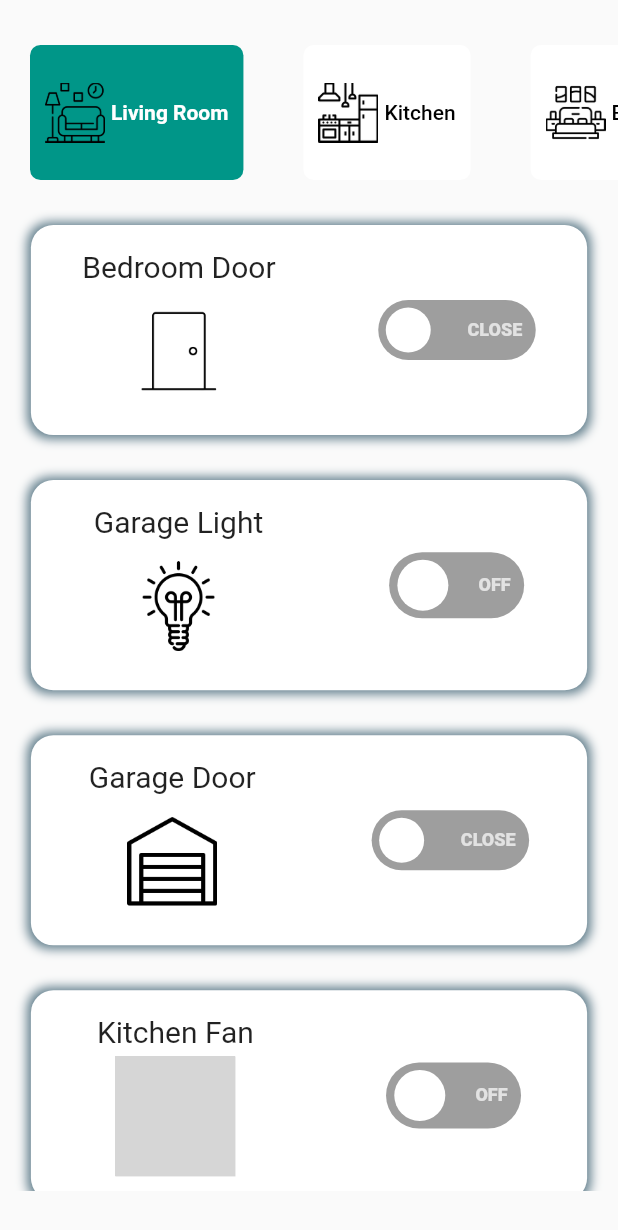
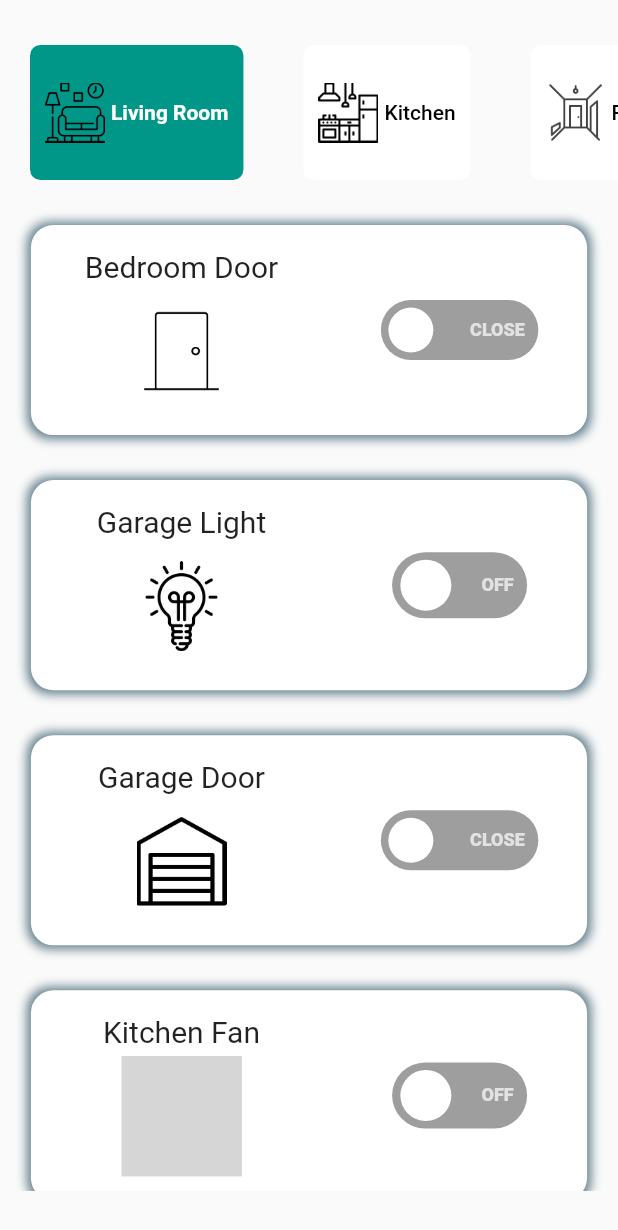
Before and after one commit to HB-Leang/IoT-Smart-Home-Control, a Flutter app: the RoomScreen screen opened directly, on a phone screen of 412 x 824 dp. Shown: the top 1230 px of the screen. Run offline on Flutter 3.47's test engine with Material 3 defaults, Android fonts, the phone set to English and light mode, and no system bars; drawn by our look-alikes of buttons_tabbar, flutter_switch; our stand-ins replace another_flutter_splash_screen, awesome_bottom_bar, awesome_notifications, firebase_core, firebase_database, firebase_messaging and 5 more; missing offline and left inert: dart:ffi, flutter_colorful_tab; accounts and stored records are empty; network calls fail; project files that could hold a hidden picture were left out; grey boxes are pictures that could not be loaded.

```diff
--- a/lib/views/rooms_screen.dart
+++ b/lib/views/rooms_screen.dart
@@ -6,6 +6,7 @@ import 'package:smart_home_control/controllers/database_controller.dart';
 import 'package:smart_home_control/models/color.dart';
 import 'package:smart_home_control/views/bedroom1_screen.dart';
 import 'package:smart_home_control/views/bedroom2_screen.dart';
+import 'package:smart_home_control/views/firstfloor_screen.dart';
 import 'package:smart_home_control/views/garage_screen.dart';
 import 'package:smart_home_control/views/homescreen.dart';
 import 'package:smart_home_control/views/kitchen_screen.dart';
@@ -32,6 +33,15 @@ class RoomScreen extends StatelessWidget {
         fit: BoxFit.cover,
       ),
       text: "Kitchen",
+    ),
+    Tab(
+      icon: Image.asset(
+        "assets/icons/first_floor-icon.png",
+        width: 40,
+        height: 40,
+        fit: BoxFit.cover,
+      ),
+      text: "First Floor",
     ),
     Tab(
       icon: Image.asset(
@@ -93,6 +103,7 @@ class RoomScreen extends StatelessWidget {
                     children: <Widget>[
                       LivingRoom(),
                       KitchenScreen(),
+                      FirstFloorScreen(),
                       BedRoom1Screen(),
                       BedRoom2Screen(),
                       GarageScreen(),
--- a/lib/widgets/control_card.dart
+++ b/lib/widgets/control_card.dart
@@ -48,9 +48,10 @@ class ControlCard extends StatelessWidget {
         ],
       ),
       child: Row(
-        mainAxisAlignment: MainAxisAlignment.spaceAround,
+        mainAxisAlignment: MainAxisAlignment.spaceEvenly,
         children: [
-          Column(
+          Expanded(
+            child: Column(
               mainAxisAlignment: MainAxisAlignment.center,
               children: [
                 Text(
@@ -92,7 +93,11 @@ class ControlCard extends StatelessWidget {
                 ),
               ],
             ),
-          IoTSwitch(
+          ),
+          SizedBox(
+            width: 170,
+            child: Center(
+              child: IoTSwitch(
                 mySwitch: mySwitch,
                 activeChild: activeChild,
                 inactiveChild: inactiveChild,
@@ -101,6 +106,8 @@ class ControlCard extends StatelessWidget {
                 height: height,
                 borderRadius: borderRadius,
               ),
+            ),
+          ),
         ],
       ),
     );
```
Also changed, not shown: lib/views/firstfloor_screen.dart (added, +57 -0 lines), assets/icons/first_floor-icon.png (added), 32 other files. Lines whose indentation alone changed are shown as unchanged.
